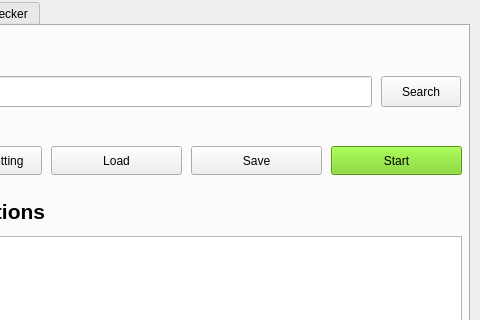
Above: frontend/home.ui from hilmandayo/pymagextractor before the change; both pictures show x 101 to 581 and y 0 to 320 of the 581 by 516 pixel window. Below: the same form after it.
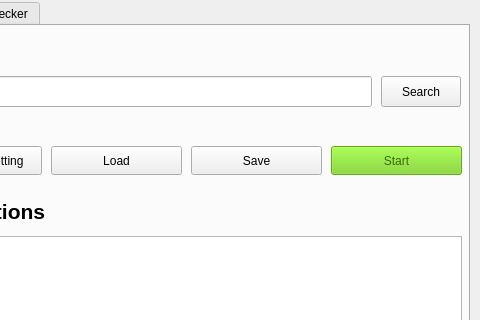
That is the form after the change.

```diff
--- a/frontend/home.ui
+++ b/frontend/home.ui
@@ -120,6 +120,9 @@
       </property>
      </widget>
      <widget class="QPushButton" name="start_bnt">
+      <property name="enabled">
+       <bool>false</bool>
+      </property>
       <property name="geometry">
        <rect>
         <x>430</x>
```
